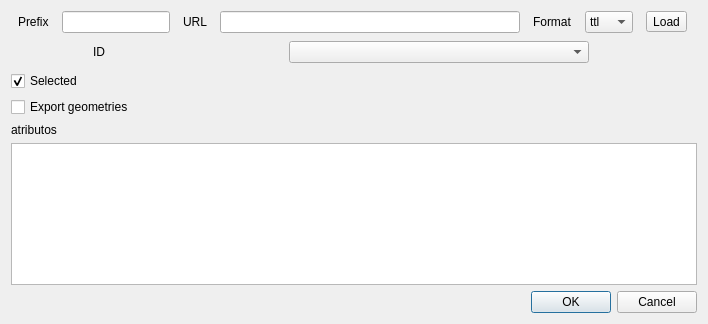
Before: the Qt Designer form export_observation_dialog_base.ui in dbcells/export-observations, drawn with Qt 5.
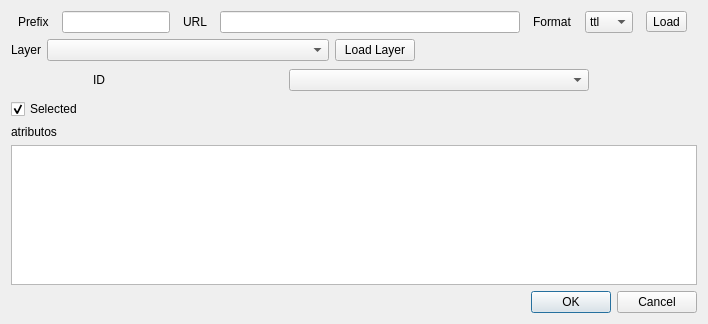
After: the same form once the commit is applied.

Commit message: list layer

```diff
--- a/export_observation_dialog_base.ui
+++ b/export_observation_dialog_base.ui
@@ -113,6 +113,58 @@
       </layout>
      </item>
      <item>
+      <layout class="QVBoxLayout" name="verticalLayout_2">
+       <item>
+        <layout class="QHBoxLayout" name="horizontalLayout_3">
+         <property name="topMargin">
+          <number>0</number>
+         </property>
+         <item>
+          <widget class="QLabel" name="label_3">
+           <property name="sizePolicy">
+            <sizepolicy hsizetype="Fixed" vsizetype="Preferred">
+             <horstretch>0</horstretch>
+             <verstretch>0</verstretch>
+            </sizepolicy>
+           </property>
+           <property name="text">
+            <string>Layer</string>
+           </property>
+          </widget>
+         </item>
+         <item>
+          <widget class="QComboBox" name="comboLayer">
+           <property name="sizePolicy">
+            <sizepolicy hsizetype="Expanding" vsizetype="Fixed">
+             <horstretch>0</horstretch>
+             <verstretch>0</verstretch>
+            </sizepolicy>
+           </property>
+          </widget>
+         </item>
+         <item>
+          <widget class="QPushButton" name="pushButton">
+           <property name="text">
+            <string>Load Layer</string>
+           </property>
+          </widget>
+         </item>
+         <item>
+          <spacer name="horizontalSpacer_2">
+           <property name="orientation">
+            <enum>Qt::Horizontal</enum>
+           </property>
+           <property name="sizeHint" stdset="0">
+            <size>
+             <width>40</width>
+             <height>20</height>
+            </size>
+           </property>
+          </spacer>
+         </item>
+        </layout>
+       </item>
+       <item>
       <layout class="QHBoxLayout" name="horizontalLayout_2">
        <item>
         <widget class="QLabel" name="labelID">
@@ -168,8 +220,6 @@
       </layout>
      </item>
      <item>
-      <layout class="QVBoxLayout" name="verticalLayout_2">
-       <item>
         <widget class="QCheckBox" name="checkSelected">
          <property name="text">
           <string>Selected</string>
@@ -179,13 +229,6 @@
          </property>
         </widget>
        </item>
-       <item>
-        <widget class="QCheckBox" name="checkGeometries">
-         <property name="text">
-          <string>Export geometries</string>
-         </property>
-        </widget>
-       </item>
        <item>
         <widget class="QLabel" name="atributos">
          <property name="text">
```
Lines whose indentation alone changed are shown as unchanged. The commit also changes 4 other files.
